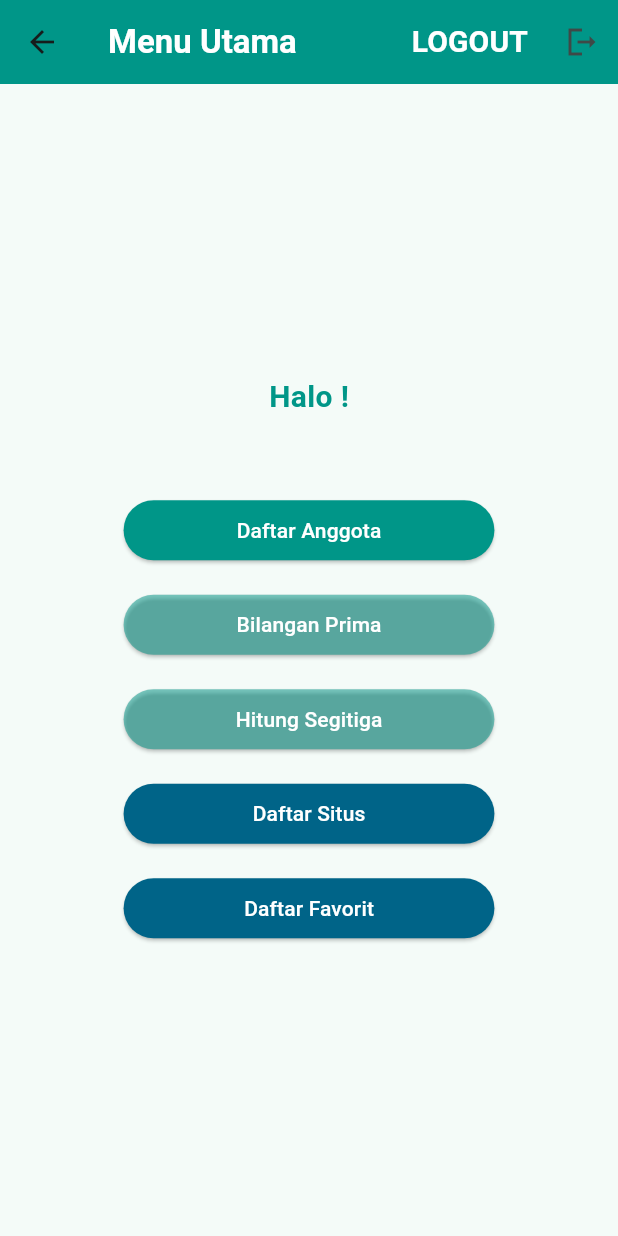
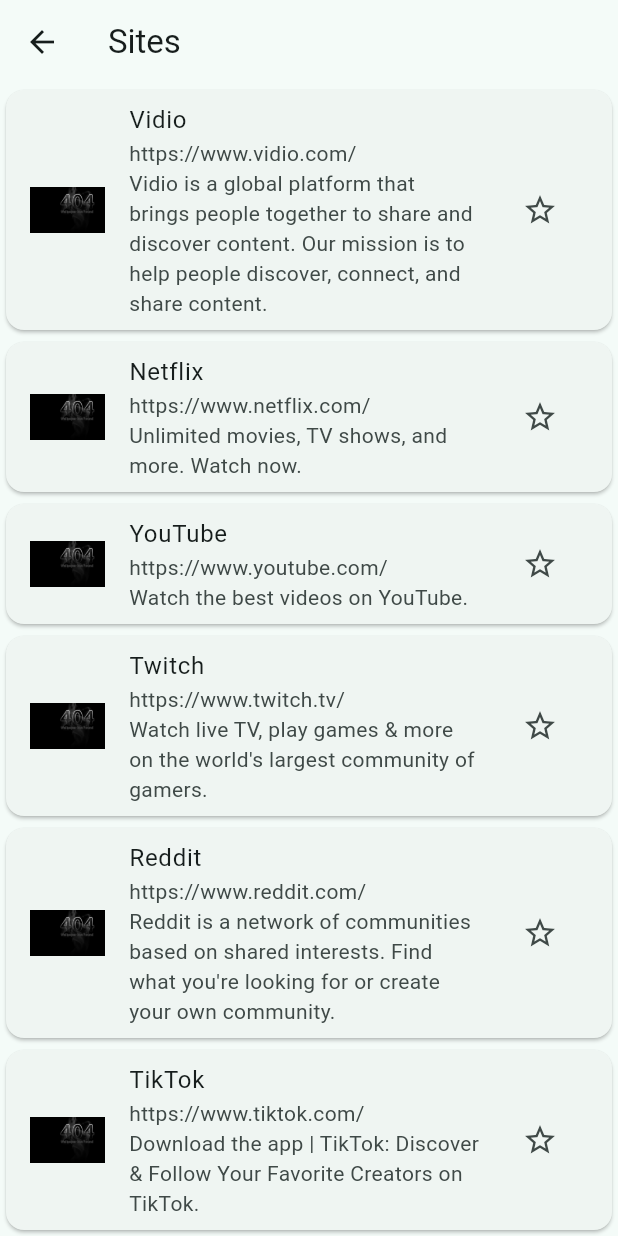
Before and after one commit to AbdanulIkhlas/tugas4_kelompok, a Flutter app: the MenuPage screen opened directly, after a tap on "Daftar Situs", on a phone screen of 412 x 824 dp. Run offline on Flutter 3.47's test engine with Material 3 defaults, Android fonts, the phone set to English and light mode, and no system bars; our stand-ins replace shared_preferences; accounts and stored records are empty.

Commit message:
update code dari yoga

```diff
--- /dev/null
+++ b/lib/data/site.dart
@@ -0,0 +1,80 @@
+class Site {
+  final String name;
+  final String url;
+  final String description;
+  final String image;
+
+
+  Site(
+      {required this.name,
+      required this.url,
+      required this.image,
+      required this.description});
+}
+
+class GenerateSite{
+  static List<Site> getDataSites() {
+    List<Site> sites = [];
+    sites.add(Site(
+      name: "Vidio",
+      url: "https://www.vidio.com/",
+      image: "images/404.jpg",
+      description: "Vidio is a global platform that brings people together to share and discover content. Our mission is to help people discover, connect, and share content. ",
+    ));
+    sites.add(Site(
+      name: "Netflix",
+      url: "https://www.netflix.com/",
+      image: "images/404.jpg",
+      description: "Unlimited movies, TV shows, and more. Watch now.",
+    ));
+    sites.add(Site(
+      name: "YouTube",
+      url: "https://www.youtube.com/",
+      image: "images/404.jpg",
+      description: "Watch the best videos on YouTube.",
+    ));
+    sites.add(Site(
+      name: "Twitch",
+      url: "https://www.twitch.tv/",
+      image: "images/404.jpg",
+      description: "Watch live TV, play games & more on the world's largest community of gamers.",
+    ));
+    sites.add(Site(
+      name: "Reddit",
+      url: "https://www.reddit.com/",
+      image: "images/404.jpg",
+      description: "Reddit is a network of communities based on shared interests. Find what you're looking for or create your own community.",
+    ));
+    sites.add(Site(
+      name: "TikTok",
+      url: "https://www.tiktok.com/",
+      image: "images/404.jpg",
+      description: "Download the app | TikTok: Discover & Follow Your Favorite Creators on TikTok.",
+    ));
+    sites.add(Site(
+      name: "Discord",
+      url: "https://discord.com/",
+      image: "images/404.jpg",
+      description: "Discord is a communication platform designed for communities.",
+    ));
+    sites.add(Site(
+      name: "Instagram",
+      url: "https://www.instagram.com/",
+      image: "images/404.jpg",
+      description: "Instagram is a visual way to discover and connect with the world.",
+    ));
+    sites.add(Site(
+      name: "Pinterest",
+      url: "https://www.pinterest.com/",
+      image: "images/404.jpg",
+      description: "Discover ideas, save ideas, and get inspiration from the world's #1 platform for finding and saving what matters to you.",
+    ));
+    sites.add(Site(
+      name: "Twitter",
+      url: "https://www.twitter.com/",
+      image: "images/404.jpg",
+      description: "Find out what's happening. Follow your friends, enter a new world of discovery, and join the millions of conversations happening now.",
+    ));
+    return sites;
+  }
+}
--- /dev/null
+++ b/lib/favoritepage.dart
@@ -0,0 +1,51 @@
+import 'package:flutter/material.dart';
+import 'package:tugas4_kelompok/data/site.dart';
+import 'package:tugas4_kelompok/sitemanager.dart';
+
+class FavoritePage extends StatefulWidget {
+  const FavoritePage({super.key});
+
+  @override
+  State<FavoritePage> createState() => _FavoritePageState();
+}
+
+class _FavoritePageState extends State<FavoritePage> {
+  final SiteManager _siteManager = SiteManager();
+
+  @override
+  Widget build(BuildContext context) {
+    return Scaffold(
+      body: ListView.builder(
+        itemCount: _siteManager.favoriteIndices.length,
+        itemBuilder: (BuildContext context, int index) {
+          final favoriteIndex = _siteManager.favoriteIndices.elementAt(index);
+          final site = GenerateSite.getDataSites()[favoriteIndex];
+          return Card(
+            child: ListTile(
+              leading: Image(
+                image: AssetImage(site.image),
+                width: 50,
+              ),
+              title: Text(site.name),
+              subtitle: Column(
+                crossAxisAlignment: CrossAxisAlignment.start,
+                children: [
+                  Text(site.url),
+                  Text(site.description),
+                ],
+              ),
+              trailing: IconButton(
+                icon: Icon(Icons.star),
+                onPressed: () {
+                  setState(() {
+                    _siteManager.toggleFavorite(favoriteIndex);
+                  });
+                },
+              ),
+            ),
+          );
+        },
+      ),
+    );
+  }
+}
--- a/lib/help.dart
+++ b/lib/help.dart
@@ -1,4 +1,5 @@
 import 'package:flutter/material.dart';
+
 
 class HelpPage extends StatelessWidget {
   const HelpPage({super.key});
--- a/lib/memberpage.dart
+++ b/lib/memberpage.dart
@@ -2,6 +2,7 @@
 import 'package:flutter/material.dart';
 
 class DataKelompok extends StatelessWidget {
+
   final List<Map<String, dynamic>> people = [
     {
       'name': 'Muhammad Abdanul Ikhlas',
@@ -46,7 +47,7 @@ class DataKelompok extends StatelessWidget {
                         children: [
                           CircleAvatar(
                             backgroundImage:
-                                AssetImage(people[index]['picture']),
+                            AssetImage(people[index]['picture']),
                             radius: 30,
                           ),
                           SizedBox(width: 50),
--- a/lib/menupage.dart
+++ b/lib/menupage.dart
@@ -4,11 +4,10 @@ import 'package:tugas4_kelompok/main.dart';
 import 'package:tugas4_kelompok/memberpage.dart';
 import 'package:tugas4_kelompok/prima.dart';
 import 'package:tugas4_kelompok/segitiga.dart';
+import 'package:tugas4_kelompok/sitepage.dart';
 
 class MenuPage extends StatefulWidget {
-  const MenuPage({
-    super.key,
-  });
+  const MenuPage({super.key, });
 
   @override
   State<MenuPage> createState() => _MenuPageState();
@@ -20,7 +19,7 @@ class _MenuPageState extends State<MenuPage> {
   late String username = "";
 
   @override
-  void initState() {
+  void initState(){
     super.initState();
     initial();
   }
@@ -35,11 +34,7 @@ class _MenuPageState extends State<MenuPage> {
   void logout() {
     logindata.setBool('login', true);
     logindata.remove('username');
-    Navigator.pushReplacement(
-        context,
-        MaterialPageRoute(
-          builder: (context) => MyApp(),
-        ));
+    Navigator.pushReplacement(context, MaterialPageRoute(builder: (context) => MyApp(),));
   }
 
   @override
@@ -56,17 +51,12 @@ class _MenuPageState extends State<MenuPage> {
             },
             child: Text(
               "LOGOUT",
-              style: TextStyle(
-                  color: Colors.white,
-                  fontWeight: FontWeight.bold,
-                  fontSize: 20),
+              style: TextStyle(color: Colors.white, fontWeight: FontWeight.bold, fontSize: 20),
             ),
           ),
-          IconButton(
-              onPressed: () {
-                logout();
-              },
-              icon: Icon(Icons.logout_sharp))
+          IconButton(onPressed: () {
+            logout();
+          }, icon: Icon(Icons.logout_sharp))
         ],
       ),
       body: Center(
@@ -85,11 +75,7 @@ class _MenuPageState extends State<MenuPage> {
             SizedBox(height: 50.0),
             ElevatedButton(
               onPressed: () {
-                Navigator.push(
-                    context,
-                    MaterialPageRoute(
-                      builder: (context) => DataKelompok(),
-                    ));
+                Navigator.push(context, MaterialPageRoute(builder: (context) => DataKelompok(),));
               },
               child: Text(
                 'Daftar Anggota',
@@ -98,19 +84,14 @@ class _MenuPageState extends State<MenuPage> {
               style: ElevatedButton.styleFrom(
                 backgroundColor: Colors.teal,
                 minimumSize: Size(
-                  MediaQuery.of(context).size.width * 0.6,
-                  40,
+                  MediaQuery.of(context).size.width*0.6,40,
                 ),
               ),
             ),
             SizedBox(height: 15.0),
             ElevatedButton(
               onPressed: () {
-                Navigator.push(
-                    context,
-                    MaterialPageRoute(
-                      builder: (context) => PrimaPage(),
-                    ));
+                Navigator.push(context, MaterialPageRoute(builder: (context) => PrimaPage(),));
               },
               child: Text(
                 'Bilangan Prima',
@@ -119,19 +100,14 @@ class _MenuPageState extends State<MenuPage> {
               style: ElevatedButton.styleFrom(
                 backgroundColor: Colors.teal.withOpacity(0.5),
                 minimumSize: Size(
-                  MediaQuery.of(context).size.width * 0.6,
-                  40,
+                  MediaQuery.of(context).size.width*0.6,40,
                 ),
               ),
             ),
             SizedBox(height: 15.0),
             ElevatedButton(
               onPressed: () {
-                Navigator.push(
-                    context,
-                    MaterialPageRoute(
-                      builder: (context) => SegitigaPage(),
-                    ));
+                Navigator.push(context, MaterialPageRoute(builder: (context) => SegitigaPage(),));
               },
               child: Text(
                 'Hitung Segitiga',
@@ -140,15 +116,14 @@ class _MenuPageState extends State<MenuPage> {
               style: ElevatedButton.styleFrom(
                 backgroundColor: Colors.teal.withOpacity(0.5),
                 minimumSize: Size(
-                  MediaQuery.of(context).size.width * 0.6,
-                  40,
+                  MediaQuery.of(context).size.width*0.6,40,
                 ),
               ),
             ),
             SizedBox(height: 15.0),
             ElevatedButton(
               onPressed: () {
-                // Tombol Daftar Situs ditekan
+                Navigator.push(context, MaterialPageRoute(builder: (context) => SitePage(),));
               },
               child: Text(
                 'Daftar Situs',
@@ -157,15 +132,14 @@ class _MenuPageState extends State<MenuPage> {
               style: ElevatedButton.styleFrom(
                 backgroundColor: Colors.teal.withGreen(100),
                 minimumSize: Size(
-                  MediaQuery.of(context).size.width * 0.6,
-                  40,
+                  MediaQuery.of(context).size.width*0.6,40,
                 ),
               ),
             ),
             SizedBox(height: 15.0),
             ElevatedButton(
               onPressed: () {
-                // Tombol Daftar Favorit ditekan
+                Navigator.push(context, MaterialPageRoute(builder: (context) => SitePage(),));
               },
               child: Text(
                 'Daftar Favorit',
@@ -174,8 +148,7 @@ class _MenuPageState extends State<MenuPage> {
               style: ElevatedButton.styleFrom(
                 backgroundColor: Colors.teal.withGreen(100),
                 minimumSize: Size(
-                  MediaQuery.of(context).size.width * 0.6,
-                  40,
+                  MediaQuery.of(context).size.width*0.6,40,
                 ),
               ),
             ),
--- a/lib/prima.dart
+++ b/lib/prima.dart
@@ -30,7 +30,8 @@ class _MyHomePageState extends State<PrimaPage> {
             break;
           }
         }
-        _prima = '${n.toInt()} ${prima ? 'adalah bilangan prima' : 'bukan bilangan prima'}';
+        _prima =
+            '${n.toInt()} ${prima ? 'adalah bilangan prima' : 'bukan bilangan prima'}';
       }
     }
     setState(() {});
--- /dev/null
+++ b/lib/sitemanager.dart
@@ -0,0 +1,13 @@
+class SiteManager {
+  Set<int> _favoriteIndices = {};
+
+  Set<int> get favoriteIndices => _favoriteIndices;
+
+  void toggleFavorite(int index) {
+    if (_favoriteIndices.contains(index)) {
+      _favoriteIndices.remove(index);
+    } else {
+      _favoriteIndices.add(index);
+    }
+  }
+}
--- /dev/null
+++ b/lib/sitepage.dart
@@ -0,0 +1,60 @@
+import 'package:flutter/material.dart';
+import 'package:tugas4_kelompok/data/site.dart';
+import 'package:tugas4_kelompok/sitemanager.dart';
+
+class SitePage extends StatefulWidget {
+  const SitePage({super.key});
+
+  @override
+  State<SitePage> createState() => _SitePageState();
+}
+
+class _SitePageState extends State<SitePage> {
+  final SiteManager _siteManager = SiteManager();
+
+  @override
+  Widget build(BuildContext context) {
+    return Scaffold(
+      appBar: AppBar(
+        leading: BackButton(
+          onPressed: () {
+            Navigator.pop(context);
+          },
+        ),
+        title: Text('Sites'),
+      ),
+      body: ListView.builder(
+        itemCount: GenerateSite.getDataSites().length,
+        itemBuilder: (BuildContext context, int index) {
+          final site = GenerateSite.getDataSites()[index];
+          return Card(
+            child: ListTile(
+              leading: Image(
+                image: AssetImage(site.image),
+                width: 50,
+              ),
+              title: Text(site.name),
+              subtitle: Column(
+                crossAxisAlignment: CrossAxisAlignment.start,
+                children: [
+                  Text(site.url),
+                  Text(site.description),
+                ],
+              ),
+              trailing: IconButton(
+                icon: _siteManager.favoriteIndices.contains(index)
+                   ? Icon(Icons.star)
+                    : Icon(Icons.star_border),
+                onPressed: () {
+                  setState(() {
+                    _siteManager.toggleFavorite(index);
+                  });
+                },
+              ),
+            ),
+          );
+        },
+      ),
+    );
+  }
+}
```
Also changed, not shown: lib/login.dart (+13 -20 lines), lib/segitiga.dart (+13 -7 lines), lib/stopwatch.dart (+4 -3 lines), images/404.jpg (added).
